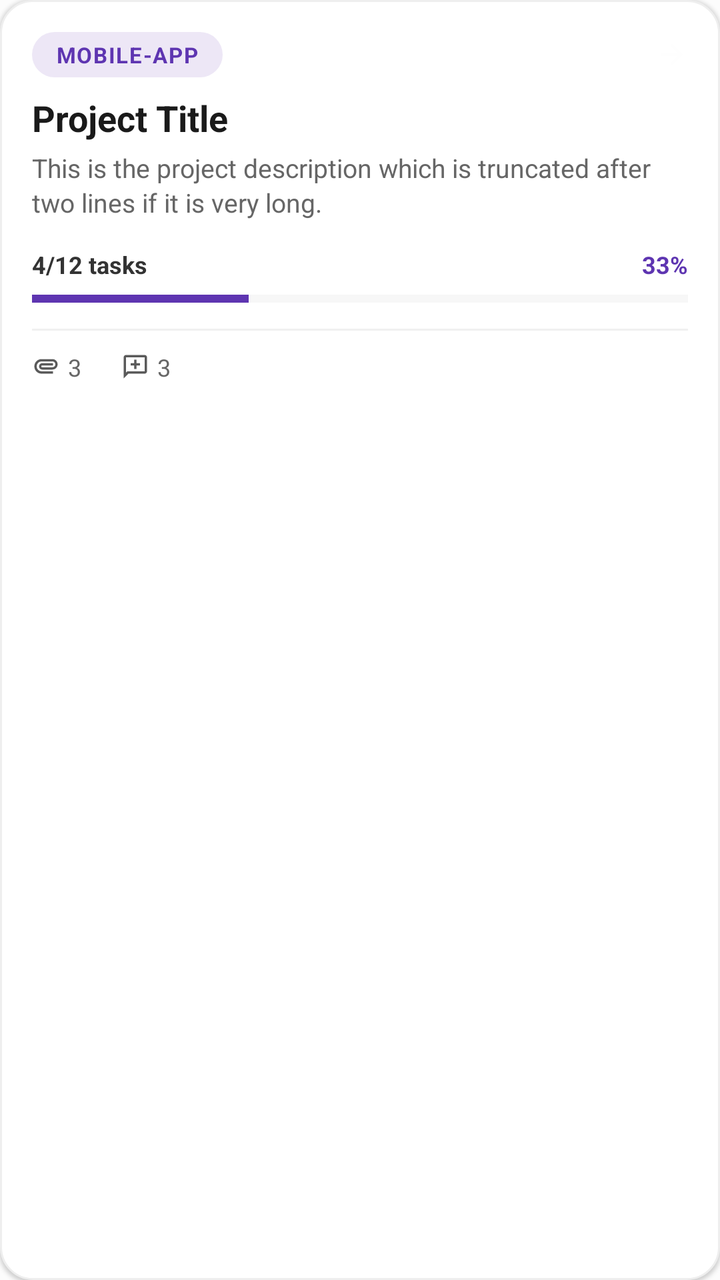
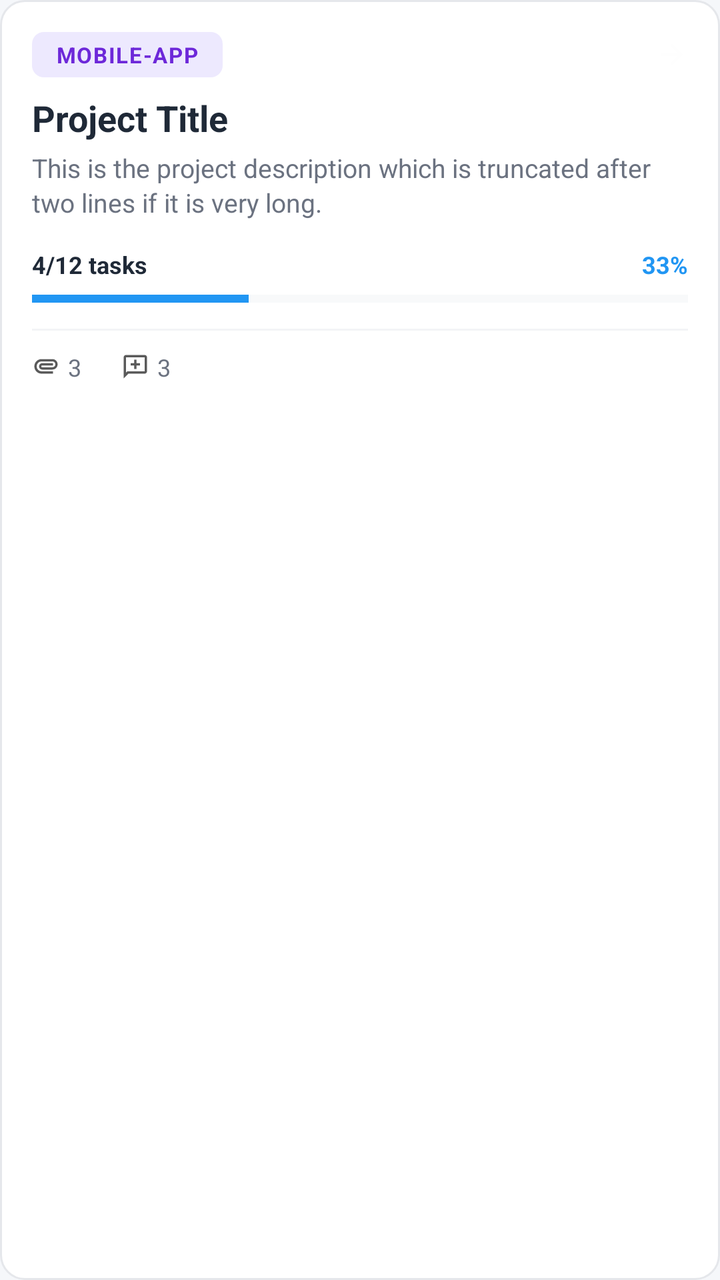

Two renders of the same Android screen: before a commit and after it. Below are the layout's source before the change and the commit's diff.
<!-- AndroidManifest.xml: application theme Theme.FirstApp -->
<!-- res/layout/item_project.xml -->
<?xml version="1.0" encoding="utf-8"?>
<LinearLayout xmlns:android="http://schemas.android.com/apk/res/android"
    android:layout_width="match_parent"
    android:layout_height="wrap_content"
    android:orientation="vertical"
    android:layout_marginBottom="12dp"
    android:background="@drawable/bg_card_container"
    android:padding="16dp"
    android:elevation="1dp">

    
    <LinearLayout
        android:layout_width="match_parent"
        android:layout_height="wrap_content"
        android:orientation="horizontal"
        android:gravity="center_vertical">

        <TextView
            android:id="@+id/projectTag"
            android:layout_width="wrap_content"
            android:layout_height="wrap_content"
            android:background="@drawable/bg_rounded_pill"
            android:paddingHorizontal="12dp"
            android:paddingVertical="4dp"
            android:text="MOBILE-APP"
            android:textColor="#5E35B1"
            android:textSize="11sp"
            android:textStyle="bold"
            android:letterSpacing="0.05" />

        <View
            android:layout_width="0dp"
            android:layout_height="1dp"
            android:layout_weight="1" />

        <ImageView
            android:layout_width="16dp"
            android:layout_height="16dp"
            android:src="@drawable/arrow_icon"
            android:contentDescription="Open project"
            android:alpha="0.4" />
    </LinearLayout>

    
    <TextView
        android:id="@+id/projectName"
        android:layout_width="match_parent"
        android:layout_height="wrap_content"
        android:layout_marginTop="8dp"
        android:text="Project Title"
        android:textColor="#1A1A1A"
        android:textSize="18sp"
        android:textStyle="bold" />

    
    <TextView
        android:id="@+id/projectDescription"
        android:layout_width="match_parent"
        android:layout_height="wrap_content"
        android:layout_marginTop="4dp"
        android:ellipsize="end"
        android:maxLines="2"
        android:text="This is the project description which is truncated after two lines if it is very long."
        android:textColor="#666666"
        android:textSize="13sp"
        android:lineSpacingExtra="2dp" />

    
    <LinearLayout
        android:layout_width="match_parent"
        android:layout_height="wrap_content"
        android:orientation="horizontal"
        android:layout_marginTop="14dp"
        android:gravity="center_vertical">

        <TextView
            android:id="@+id/projectTaskFraction"
            android:layout_width="wrap_content"
            android:layout_height="wrap_content"
            android:text="4/12 tasks"
            android:textColor="#333333"
            android:textSize="12sp"
            android:textStyle="bold" />

        <View
            android:layout_width="0dp"
            android:layout_height="1dp"
            android:layout_weight="1" />

        <TextView
            android:id="@+id/projectProgressPercentage"
            android:layout_width="wrap_content"
            android:layout_height="wrap_content"
            android:text="33%"
            android:textColor="#5E35B1"
            android:textSize="12sp"
            android:textStyle="bold" />
    </LinearLayout>

    <ProgressBar
        android:id="@+id/projectProgressBar"
        style="?android:attr/progressBarStyleHorizontal"
        android:layout_width="match_parent"
        android:layout_height="6dp"
        android:layout_marginTop="6dp"
        android:max="100"
        android:progress="33"
        android:progressTint="#5E35B1"
        android:progressBackgroundTint="#E0E0E0" />

    
    <View
        android:layout_width="match_parent"
        android:layout_height="1dp"
        android:layout_marginTop="12dp"
        android:layout_marginBottom="10dp"
        android:background="#F0F0F0" />

    
    <LinearLayout
        android:layout_width="match_parent"
        android:layout_height="wrap_content"
        android:orientation="horizontal"
        android:gravity="center_vertical">

        
        <LinearLayout
            android:layout_width="wrap_content"
            android:layout_height="wrap_content"
            android:orientation="horizontal"
            android:gravity="center_vertical">

            <ImageView
                android:layout_width="14dp"
                android:layout_height="14dp"
                android:src="@drawable/attachment_icon"
                android:contentDescription="@string/attachment_icon"
                android:alpha="0.7" />

            <TextView
                android:id="@+id/projectAttachmentCount"
                android:layout_width="wrap_content"
                android:layout_height="wrap_content"
                android:layout_marginStart="4dp"
                android:text="3"
                android:textColor="#666666"
                android:textSize="12sp" />
        </LinearLayout>

        
        <LinearLayout
            android:layout_width="wrap_content"
            android:layout_height="wrap_content"
            android:orientation="horizontal"
            android:gravity="center_vertical"
            android:layout_marginStart="20dp">

            <ImageView
                android:layout_width="14dp"
                android:layout_height="14dp"
                android:src="@drawable/comment_icon"
                android:contentDescription="@string/comment_icon"
                android:alpha="0.7" />

            <TextView
                android:id="@+id/projectCommentCount"
                android:layout_width="wrap_content"
                android:layout_height="wrap_content"
                android:layout_marginStart="4dp"
                android:text="3"
                android:textColor="#666666"
                android:textSize="12sp" />
        </LinearLayout>
    </LinearLayout>

</LinearLayout>
<!-- resources referenced by this layout -->
<resources>
  <!-- drawable arrow_icon (drawable) -->
  <vector xmlns:android="http://schemas.android.com/apk/res/android" android:autoMirrored="true" android:height="24dp" android:tint="#FCFCFC" android:viewportHeight="960" android:viewportWidth="960" android:width="24dp">
        
      <path android:fillColor="@android:color/white" android:pathData="M647,520L160,520L160,440L647,440L423,216L480,160L800,480L480,800L423,744L647,520Z"/>
      
  </vector>
  <!-- drawable attachment_icon (drawable) -->
  <vector xmlns:android="http://schemas.android.com/apk/res/android" android:height="12dp" android:tint="#121212" android:viewportHeight="960" android:viewportWidth="960" android:width="12dp">
        
      <path android:fillColor="@android:color/white" android:pathData="M330,720Q226,720 153,647Q80,574 80,470Q80,366 153,293Q226,220 330,220L700,220Q775,220 827.5,272.5Q880,325 880,400Q880,475 827.5,527.5Q775,580 700,580L350,580Q304,580 272,548Q240,516 240,470Q240,424 272,392Q304,360 350,360L720,360L720,440L350,440Q337,440 328.5,448.5Q320,457 320,470Q320,483 328.5,491.5Q337,500 350,500L700,500Q742,499 771,470.5Q800,442 800,400Q800,358 771,329Q742,300 700,300L330,300Q259,299 209.5,349Q160,399 160,470Q160,540 209.5,589Q259,638 330,640L720,640L720,720L330,720Z"/>
      
  </vector>
  <!-- drawable bg_card_container (drawable) -->
  <?xml version="1.0" encoding="utf-8"?>
  <shape xmlns:android="http://schemas.android.com/apk/res/android">
      <solid android:color="#FFFFFF" />
      <corners android:radius="16dp" />
      <stroke android:width="1dp" android:color="#EEEEEE" />
  </shape>
  <!-- drawable bg_rounded_pill (drawable) -->
  <?xml version="1.0" encoding="utf-8"?>
  <shape xmlns:android="http://schemas.android.com/apk/res/android">
      <solid android:color="#EDE7F6" />
      <corners android:radius="20dp" />
  </shape>
  <!-- drawable comment_icon (drawable) -->
  <vector xmlns:android="http://schemas.android.com/apk/res/android" android:height="14dp" android:tint="#121212" android:viewportHeight="960" android:viewportWidth="960" android:width="14dp">
        
      <path android:fillColor="@android:color/white" android:pathData="M440,560L520,560L520,440L640,440L640,360L520,360L520,240L440,240L440,360L320,360L320,440L440,440L440,560ZM80,880L80,160Q80,127 103.5,103.5Q127,80 160,80L800,80Q833,80 856.5,103.5Q880,127 880,160L880,640Q880,673 856.5,696.5Q833,720 800,720L240,720L80,880ZM206,640L800,640Q800,640 800,640Q800,640 800,640L800,160Q800,160 800,160Q800,160 800,160L160,160Q160,160 160,160Q160,160 160,160L160,685L206,640ZM160,640L160,640L160,160Q160,160 160,160Q160,160 160,160L160,160Q160,160 160,160Q160,160 160,160L160,640Q160,640 160,640Q160,640 160,640Z"/>
      
  </vector>
  <string name="attachment_icon">Attachment icon</string>
  <string name="comment_icon">Comment icon</string>
  <style name="Theme.FirstApp" parent="Base.Theme.FirstApp" />
  <style name="Base.Theme.FirstApp" parent="Theme.Material3.DayNight.NoActionBar">
          
          <item name="android:windowBackground">@color/window_background</item>
          
      </style>
  <color name="window_background">#fcfcfc</color>
</resources>

<!-- the commit's change to res/layout/item_project.xml (unified diff, before → after) -->
@@ -4,9 +4,8 @@
     android:layout_height="wrap_content"
     android:orientation="vertical"
     android:layout_marginBottom="12dp"
-    android:background="@drawable/bg_card_container"
-    android:padding="16dp"
-    android:elevation="1dp">
+    android:background="@drawable/bg_card"
+    android:padding="16dp">
 
     
     <LinearLayout
@@ -19,11 +18,11 @@
             android:id="@+id/projectTag"
             android:layout_width="wrap_content"
             android:layout_height="wrap_content"
-            android:background="@drawable/bg_rounded_pill"
+            android:background="@drawable/bg_tag"
             android:paddingHorizontal="12dp"
             android:paddingVertical="4dp"
             android:text="MOBILE-APP"
-            android:textColor="#5E35B1"
+            android:textColor="@color/tf_tag_text"
             android:textSize="11sp"
             android:textStyle="bold"
             android:letterSpacing="0.05" />
@@ -48,7 +47,7 @@
         android:layout_height="wrap_content"
         android:layout_marginTop="8dp"
         android:text="Project Title"
-        android:textColor="#1A1A1A"
+        android:textColor="@color/tf_text_primary"
         android:textSize="18sp"
         android:textStyle="bold" />
 
@@ -61,7 +60,7 @@
         android:ellipsize="end"
         android:maxLines="2"
         android:text="This is the project description which is truncated after two lines if it is very long."
-        android:textColor="#666666"
+        android:textColor="@color/tf_text_secondary"
         android:textSize="13sp"
         android:lineSpacingExtra="2dp" />
 
@@ -78,7 +77,7 @@
             android:layout_width="wrap_content"
             android:layout_height="wrap_content"
             android:text="4/12 tasks"
-            android:textColor="#333333"
+            android:textColor="@color/tf_text_primary"
             android:textSize="12sp"
             android:textStyle="bold" />
 
@@ -92,7 +91,7 @@
             android:layout_width="wrap_content"
             android:layout_height="wrap_content"
             android:text="33%"
-            android:textColor="#5E35B1"
+            android:textColor="@color/tf_primary"
             android:textSize="12sp"
             android:textStyle="bold" />
     </LinearLayout>
@@ -105,8 +104,8 @@
         android:layout_marginTop="6dp"
         android:max="100"
         android:progress="33"
-        android:progressTint="#5E35B1"
-        android:progressBackgroundTint="#E0E0E0" />
+        android:progressTint="@color/tf_primary"
+        android:progressBackgroundTint="@color/tf_stroke" />
 
     
     <View
@@ -114,7 +113,7 @@
         android:layout_height="1dp"
         android:layout_marginTop="12dp"
         android:layout_marginBottom="10dp"
-        android:background="#F0F0F0" />
+        android:background="@color/tf_divider" />
 
     
     <LinearLayout
@@ -143,7 +142,7 @@
                 android:layout_height="wrap_content"
                 android:layout_marginStart="4dp"
                 android:text="3"
-                android:textColor="#666666"
+                android:textColor="@color/tf_text_secondary"
                 android:textSize="12sp" />
         </LinearLayout>
 
@@ -168,7 +167,7 @@
                 android:layout_height="wrap_content"
                 android:layout_marginStart="4dp"
                 android:text="3"
-                android:textColor="#666666"
+                android:textColor="@color/tf_text_secondary"
                 android:textSize="12sp" />
         </LinearLayout>
     </LinearLayout>
<!-- resource entries referenced after the edit -->
@@ -1,5 +1,11 @@
 <!-- resources referenced by this layout -->
 <resources>
+  <color name="tf_divider">#F3F4F6</color>
+  <color name="tf_primary">#2196F3</color>
+  <color name="tf_stroke">#E5E7EB</color>
+  <color name="tf_tag_text">#6D28D9</color>
+  <color name="tf_text_primary">#1F2937</color>
+  <color name="tf_text_secondary">#6B7280</color>
   <!-- drawable arrow_icon (drawable) -->
   <vector xmlns:android="http://schemas.android.com/apk/res/android" android:autoMirrored="true" android:height="24dp" android:tint="#FCFCFC" android:viewportHeight="960" android:viewportWidth="960" android:width="24dp">
         
@@ -12,18 +18,18 @@
       <path android:fillColor="@android:color/white" android:pathData="M330,720Q226,720 153,647Q80,574 80,470Q80,366 153,293Q226,220 330,220L700,220Q775,220 827.5,272.5Q880,325 880,400Q880,475 827.5,527.5Q775,580 700,580L350,580Q304,580 272,548Q240,516 240,470Q240,424 272,392Q304,360 350,360L720,360L720,440L350,440Q337,440 328.5,448.5Q320,457 320,470Q320,483 328.5,491.5Q337,500 350,500L700,500Q742,499 771,470.5Q800,442 800,400Q800,358 771,329Q742,300 700,300L330,300Q259,299 209.5,349Q160,399 160,470Q160,540 209.5,589Q259,638 330,640L720,640L720,720L330,720Z"/>
       
   </vector>
-  <!-- drawable bg_card_container (drawable) -->
+  <!-- drawable bg_card (drawable) -->
   <?xml version="1.0" encoding="utf-8"?>
-  <shape xmlns:android="http://schemas.android.com/apk/res/android">
-      <solid android:color="#FFFFFF" />
-      <corners android:radius="16dp" />
-      <stroke android:width="1dp" android:color="#EEEEEE" />
+  <shape xmlns:android="http://schemas.android.com/apk/res/android" android:shape="rectangle">
+      <solid android:color="@android:color/white"/>
+      <corners android:radius="12dp"/>
+      <stroke android:width="1dp" android:color="@color/tf_stroke"/>
   </shape>
-  <!-- drawable bg_rounded_pill (drawable) -->
+  <!-- drawable bg_tag (drawable) -->
   <?xml version="1.0" encoding="utf-8"?>
-  <shape xmlns:android="http://schemas.android.com/apk/res/android">
-      <solid android:color="#EDE7F6" />
-      <corners android:radius="20dp" />
+  <shape xmlns:android="http://schemas.android.com/apk/res/android" android:shape="rectangle">
+      <solid android:color="@color/tf_tag_bg"/>
+      <corners android:radius="6dp"/>
   </shape>
   <!-- drawable comment_icon (drawable) -->
   <vector xmlns:android="http://schemas.android.com/apk/res/android" android:height="14dp" android:tint="#121212" android:viewportHeight="960" android:viewportWidth="960" android:width="14dp">
@@ -34,11 +40,12 @@
   <string name="attachment_icon">Attachment icon</string>
   <string name="comment_icon">Comment icon</string>
   <style name="Theme.FirstApp" parent="Base.Theme.FirstApp" />
+  <color name="tf_tag_bg">#EDE9FE</color>
   <style name="Base.Theme.FirstApp" parent="Theme.Material3.DayNight.NoActionBar">
           
           <item name="android:windowBackground">@color/window_background</item>
           
       </style>
-  <color name="window_background">#fcfcfc</color>
+  <color name="window_background">#F5F7FA</color>
 </resources>
 
